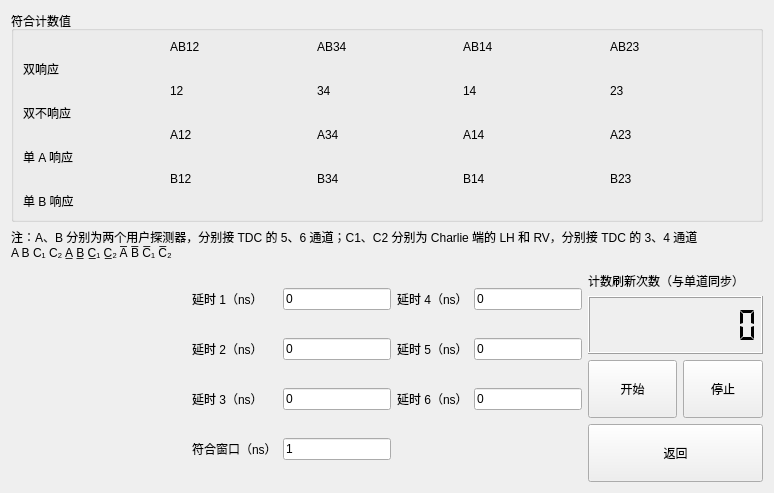
This is ui/heraldqkdwidget.ui in WhiteChimney/TDC-counter as Qt 5 draws it before an edit. The edited form follows.
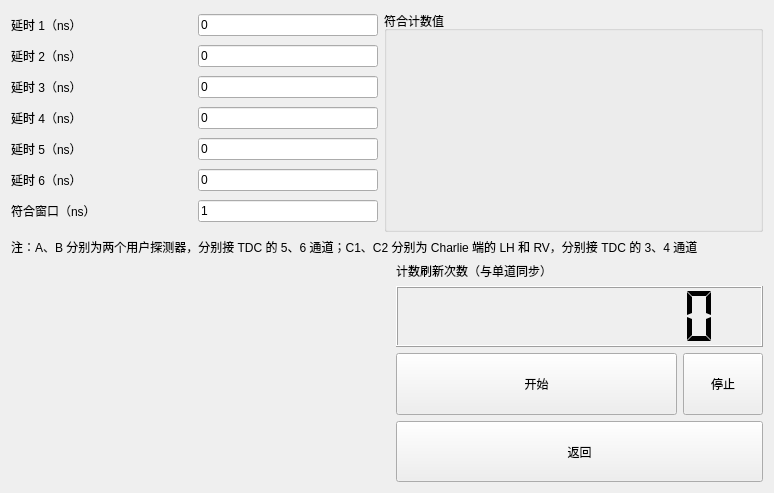
This is the edited form.

Commit message: 修改完了 ui

Patch:
```diff
--- a/ui/heraldqkdwidget.ui
+++ b/ui/heraldqkdwidget.ui
@@ -14,7 +14,21 @@
    <string>Form</string>
   </property>
   <layout class="QGridLayout" name="gridLayout">
-   <item row="3" column="2">
+   <item row="0" column="1" colspan="3">
+    <widget class="QGroupBox" name="groupYields">
+     <property name="sizePolicy">
+      <sizepolicy hsizetype="Expanding" vsizetype="Expanding">
+       <horstretch>0</horstretch>
+       <verstretch>0</verstretch>
+      </sizepolicy>
+     </property>
+     <property name="title">
+      <string>符合计数值</string>
+     </property>
+     <layout class="QGridLayout" name="layoutYields"/>
+    </widget>
+   </item>
+   <item row="3" column="3">
     <layout class="QGridLayout" name="gridLayout_3">
      <item row="2" column="1">
       <widget class="QPushButton" name="buttonStop">
@@ -50,6 +64,9 @@
          <verstretch>0</verstretch>
         </sizepolicy>
        </property>
+       <property name="autoFillBackground">
+        <bool>false</bool>
+       </property>
        <property name="digitCount">
         <number>9</number>
        </property>
@@ -80,37 +97,35 @@
      </item>
     </layout>
    </item>
-   <item row="2" column="1" rowspan="2">
+   <item row="0" column="0">
     <layout class="QGridLayout" name="gridLayout_2">
-     <item row="2" column="0">
-      <widget class="QLabel" name="label_21">
-       <property name="text">
-        <string>延时 3（ns）</string>
-       </property>
-      </widget>
-     </item>
-     <item row="5" column="0">
-      <widget class="QLabel" name="label_18">
-       <property name="text">
-        <string>符合窗口（ns）</string>
-       </property>
-      </widget>
-     </item>
      <item row="2" column="1">
       <widget class="QLineEdit" name="textDelay3">
+       <property name="sizePolicy">
+        <sizepolicy hsizetype="Preferred" vsizetype="Fixed">
+         <horstretch>0</horstretch>
+         <verstretch>0</verstretch>
+        </sizepolicy>
+       </property>
        <property name="text">
         <string>0</string>
        </property>
       </widget>
      </item>
-     <item row="1" column="2">
-      <widget class="QLabel" name="label_23">
+     <item row="0" column="1">
+      <widget class="QLineEdit" name="textDelay1">
+       <property name="sizePolicy">
+        <sizepolicy hsizetype="Minimum" vsizetype="Fixed">
+         <horstretch>0</horstretch>
+         <verstretch>0</verstretch>
+        </sizepolicy>
+       </property>
        <property name="text">
-        <string>延时 5（ns）</string>
+        <string>0</string>
        </property>
       </widget>
      </item>
-     <item row="0" column="2">
+     <item row="3" column="0">
       <widget class="QLabel" name="label_22">
        <property name="text">
         <string>延时 4（ns）</string>
@@ -124,24 +139,24 @@
        </property>
       </widget>
      </item>
-     <item row="2" column="2">
-      <widget class="QLabel" name="label_24">
+     <item row="6" column="0">
+      <widget class="QLabel" name="label_18">
        <property name="text">
-        <string>延时 6（ns）</string>
+        <string>符合窗口（ns）</string>
        </property>
       </widget>
      </item>
-     <item row="2" column="3">
-      <widget class="QLineEdit" name="textDelay6">
+     <item row="2" column="0">
+      <widget class="QLabel" name="label_21">
        <property name="text">
-        <string>0</string>
+        <string>延时 3（ns）</string>
        </property>
       </widget>
      </item>
-     <item row="1" column="3">
-      <widget class="QLineEdit" name="textDelay5">
+     <item row="4" column="0">
+      <widget class="QLabel" name="label_23">
        <property name="text">
-        <string>0</string>
+        <string>延时 5（ns）</string>
        </property>
       </widget>
      </item>
@@ -152,29 +167,73 @@
        </property>
       </widget>
      </item>
-     <item row="5" column="1">
+     <item row="3" column="1">
+      <widget class="QLineEdit" name="textDelay4">
+       <property name="sizePolicy">
+        <sizepolicy hsizetype="Preferred" vsizetype="Fixed">
+         <horstretch>0</horstretch>
+         <verstretch>0</verstretch>
+        </sizepolicy>
+       </property>
+       <property name="text">
+        <string>0</string>
+       </property>
+      </widget>
+     </item>
+     <item row="6" column="1">
       <widget class="QLineEdit" name="textTolerance">
+       <property name="sizePolicy">
+        <sizepolicy hsizetype="Preferred" vsizetype="Fixed">
+         <horstretch>0</horstretch>
+         <verstretch>0</verstretch>
+        </sizepolicy>
+       </property>
        <property name="text">
         <string>1</string>
        </property>
       </widget>
      </item>
-     <item row="0" column="3">
-      <widget class="QLineEdit" name="textDelay4">
-       <property name="text">
-        <string>0</string>
-       </property>
-      </widget>
-     </item>
-     <item row="0" column="1">
-      <widget class="QLineEdit" name="textDelay1">
-       <property name="text">
-        <string>0</string>
-       </property>
-      </widget>
-     </item>
      <item row="1" column="1">
       <widget class="QLineEdit" name="textDelay2">
+       <property name="sizePolicy">
+        <sizepolicy hsizetype="Preferred" vsizetype="Fixed">
+         <horstretch>0</horstretch>
+         <verstretch>0</verstretch>
+        </sizepolicy>
+       </property>
+       <property name="text">
+        <string>0</string>
+       </property>
+      </widget>
+     </item>
+     <item row="4" column="1">
+      <widget class="QLineEdit" name="textDelay5">
+       <property name="sizePolicy">
+        <sizepolicy hsizetype="Preferred" vsizetype="Fixed">
+         <horstretch>0</horstretch>
+         <verstretch>0</verstretch>
+        </sizepolicy>
+       </property>
+       <property name="text">
+        <string>0</string>
+       </property>
+      </widget>
+     </item>
+     <item row="5" column="0">
+      <widget class="QLabel" name="label_24">
+       <property name="text">
+        <string>延时 6（ns）</string>
+       </property>
+      </widget>
+     </item>
+     <item row="5" column="1">
+      <widget class="QLineEdit" name="textDelay6">
+       <property name="sizePolicy">
+        <sizepolicy hsizetype="Preferred" vsizetype="Fixed">
+         <horstretch>0</horstretch>
+         <verstretch>0</verstretch>
+        </sizepolicy>
+       </property>
        <property name="text">
         <string>0</string>
        </property>
@@ -182,170 +241,7 @@
      </item>
     </layout>
    </item>
-   <item row="0" column="0" colspan="3">
-    <widget class="QGroupBox" name="groupYields">
-     <property name="sizePolicy">
-      <sizepolicy hsizetype="Expanding" vsizetype="Expanding">
-       <horstretch>0</horstretch>
-       <verstretch>0</verstretch>
-      </sizepolicy>
-     </property>
-     <property name="title">
-      <string>符合计数值</string>
-     </property>
-     <layout class="QGridLayout" name="layoutYields">
-      <item row="2" column="2">
-       <widget class="QLabel" name="label_6">
-        <property name="text">
-         <string>34</string>
-        </property>
-       </widget>
-      </item>
-      <item row="1" column="0">
-       <widget class="QLabel" name="label_9">
-        <property name="text">
-         <string>双响应</string>
-        </property>
-       </widget>
-      </item>
-      <item row="3" column="0">
-       <widget class="QLabel" name="label_10">
-        <property name="text">
-         <string>双不响应</string>
-        </property>
-       </widget>
-      </item>
-      <item row="0" column="2">
-       <widget class="QLabel" name="label_2">
-        <property name="text">
-         <string>AB34</string>
-        </property>
-       </widget>
-      </item>
-      <item row="4" column="2">
-       <widget class="QLabel" name="label_14">
-        <property name="text">
-         <string>A34</string>
-        </property>
-       </widget>
-      </item>
-      <item row="6" column="4">
-       <widget class="QLabel" name="label_36">
-        <property name="text">
-         <string>B23</string>
-        </property>
-       </widget>
-      </item>
-      <item row="4" column="4">
-       <widget class="QLabel" name="label_16">
-        <property name="text">
-         <string>A23</string>
-        </property>
-       </widget>
-      </item>
-      <item row="7" column="0">
-       <widget class="QLabel" name="label_12">
-        <property name="text">
-         <string>单 B 响应</string>
-        </property>
-       </widget>
-      </item>
-      <item row="2" column="3">
-       <widget class="QLabel" name="label_7">
-        <property name="text">
-         <string>14</string>
-        </property>
-       </widget>
-      </item>
-      <item row="2" column="4">
-       <widget class="QLabel" name="label_8">
-        <property name="text">
-         <string>23</string>
-        </property>
-       </widget>
-      </item>
-      <item row="6" column="1">
-       <widget class="QLabel" name="label_33">
-        <property name="text">
-         <string>B12</string>
-        </property>
-       </widget>
-      </item>
-      <item row="5" column="0">
-       <widget class="QLabel" name="label_11">
-        <property name="text">
-         <string>单 A 响应</string>
-        </property>
-       </widget>
-      </item>
-      <item row="6" column="2">
-       <widget class="QLabel" name="label_34">
-        <property name="text">
-         <string>B34</string>
-        </property>
-       </widget>
-      </item>
-      <item row="4" column="3">
-       <widget class="QLabel" name="label_15">
-        <property name="text">
-         <string>A14</string>
-        </property>
-       </widget>
-      </item>
-      <item row="6" column="3">
-       <widget class="QLabel" name="label_35">
-        <property name="text">
-         <string>B14</string>
-        </property>
-       </widget>
-      </item>
-      <item row="0" column="1">
-       <widget class="QLabel" name="label">
-        <property name="text">
-         <string>AB12</string>
-        </property>
-       </widget>
-      </item>
-      <item row="2" column="1">
-       <widget class="QLabel" name="label_5">
-        <property name="text">
-         <string>12</string>
-        </property>
-       </widget>
-      </item>
-      <item row="4" column="1">
-       <widget class="QLabel" name="label_13">
-        <property name="text">
-         <string>A12</string>
-        </property>
-       </widget>
-      </item>
-      <item row="0" column="3">
-       <widget class="QLabel" name="label_3">
-        <property name="text">
-         <string>AB14</string>
-        </property>
-       </widget>
-      </item>
-      <item row="0" column="4">
-       <widget class="QLabel" name="label_4">
-        <property name="text">
-         <string>AB23</string>
-        </property>
-       </widget>
-      </item>
-     </layout>
-    </widget>
-   </item>
-   <item row="1" column="0" colspan="3">
-    <widget class="QLabel" name="label_37">
-     <property name="text">
-      <string>注：A、B 分别为两个用户探测器，分别接 TDC 的 5、6 通道；C1、C2 分别为 Charlie 端的 LH 和 RV，分别接 TDC 的 3、4 通道
-A B C₁ C₂ A̲ B̲ C̲₁ C̲₂ A̅ B̅ C̅₁ C̅₂</string>
-     </property>
-    </widget>
-   </item>
-   <item row="2" column="0" rowspan="2">
+   <item row="3" column="0">
     <widget class="QLabel" name="labelPic">
      <property name="sizePolicy">
       <sizepolicy hsizetype="Expanding" vsizetype="Expanding">
@@ -358,6 +254,16 @@
      </property>
     </widget>
    </item>
+   <item row="1" column="0" colspan="4">
+    <widget class="QLabel" name="label_37">
+     <property name="text">
+      <string>注：A、B 分别为两个用户探测器，分别接 TDC 的 5、6 通道；C1、C2 分别为 Charlie 端的 LH 和 RV，分别接 TDC 的 3、4 通道</string>
+     </property>
+    </widget>
+   </item>
+   <item row="3" column="1">
+    <layout class="QGridLayout" name="gridLayoutTotalCounts"/>
+   </item>
   </layout>
  </widget>
  <resources/>
```
The commit also changes 7 other files.
